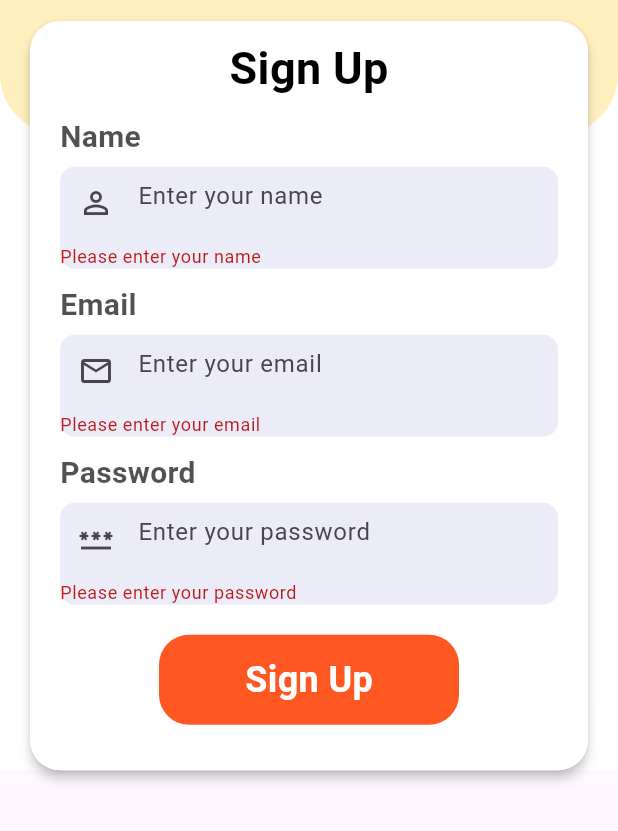
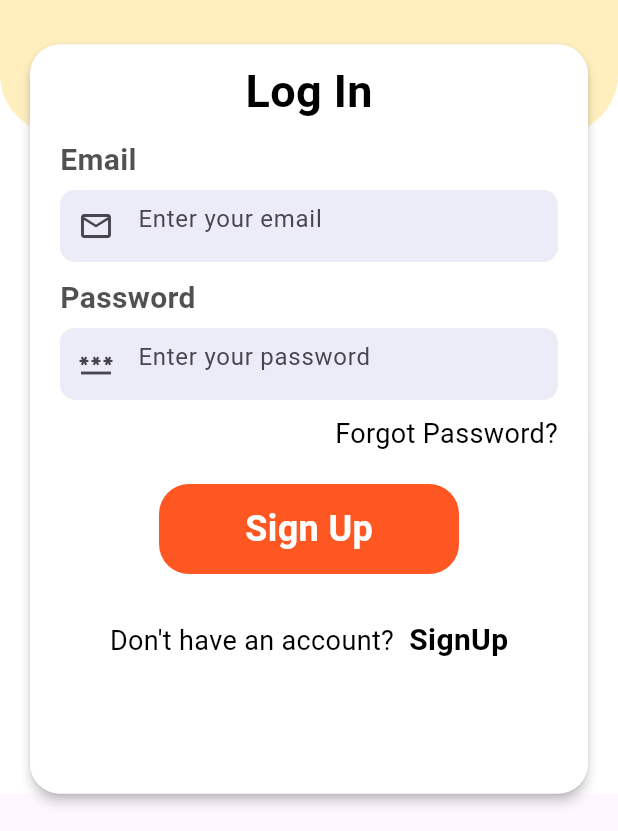
Before and after one commit to hang7749/flutter_food_delivery_app, a Flutter app: the screen it shows after launch, after a tap on "Sign Up", on a phone screen of 412 x 824 dp, the part 405-1236 px from its top. Run offline on Flutter 3.47's test engine with Material 3 defaults, Android fonts, the phone set to English and light mode, and no system bars; our stand-ins replace cloud_firestore, curved_navigation_bar, firebase_auth, firebase_core, random_string, shared_preferences; accounts and stored records are empty; network calls fail.

Commit message:
login function

```diff
--- a/lib/main.dart
+++ b/lib/main.dart
@@ -40,7 +40,7 @@ class MyApp extends StatelessWidget {
         colorScheme: ColorScheme.fromSeed(seedColor: Colors.deepPurple),
         useMaterial3: true,
       ),
-      home: SignUp(),
+      home: Login(),
     );
   }
 }
--- a/lib/pages/login.dart
+++ b/lib/pages/login.dart
@@ -1,4 +1,7 @@
+import 'package:firebase_auth/firebase_auth.dart';
+import 'package:firebase_core/firebase_core.dart';
 import 'package:flutter/material.dart';
+import 'package:food_delivery_app/pages/bottom_nav.dart';
 import 'package:food_delivery_app/pages/signup.dart';
 import 'package:food_delivery_app/services/widget_support.dart';
 
@@ -10,6 +13,84 @@ class Login extends StatefulWidget {
 }
 
 class _LoginState extends State<Login> {
+
+  String? email, password;
+  TextEditingController emailController = TextEditingController();
+  TextEditingController passwordController = TextEditingController();
+
+  final _formKey = GlobalKey<FormState>();
+
+  userLogin() async {
+    try {
+
+      await FirebaseAuth.instance.signInWithEmailAndPassword(email: email!, password: password!);
+
+      ScaffoldMessenger.of(context).showSnackBar(
+        SnackBar(
+          backgroundColor: Colors.green,
+          content: Text(
+            "User Login Successfully",
+            style: TextStyle(
+              fontSize: 18,
+              fontWeight: FontWeight.bold,
+              color: Colors.white,
+            ),
+          ),
+          duration: Duration(seconds: 4),
+        ),
+      );
+
+      Navigator.push(
+        context,
+        MaterialPageRoute(
+          builder: (context) => BottomNav(),
+        ),
+      );
+
+    } on FirebaseException catch (e) {
+      if (e.code == 'user-not-found') {
+        ScaffoldMessenger.of(context).showSnackBar(
+          SnackBar(
+            content: Text(
+              "No user found for that email.",
+              style: TextStyle(
+                fontSize: 18,
+                backgroundColor: Colors.red,
+                color: Colors.white,
+              ),
+            ),
+          ),
+        );
+      } else if (e.code == 'wrong-password') {
+        ScaffoldMessenger.of(context).showSnackBar(
+          SnackBar(
+            content: Text(
+              "Wrong password provided for that user.",
+              style: TextStyle(
+                fontSize: 18,
+                backgroundColor: Colors.red,
+                color: Colors.white,
+              ),
+            ),
+          ),
+        );
+      } else if (e.code == 'invalid-email') {
+        ScaffoldMessenger.of(context).showSnackBar(
+          SnackBar(
+            content: Text(
+              "The email address is badly formatted.",
+              style: TextStyle(
+                fontSize: 18,
+                backgroundColor: Colors.red,
+                color: Colors.white,
+              ),
+            ),
+          ),
+        );
+      }
+    }
+  }
+
   @override
   Widget build(BuildContext context) {
     return Scaffold(
@@ -88,6 +169,7 @@ class _LoginState extends State<Login> {
                             borderRadius: BorderRadius.circular(10),
                           ),
                           child: TextField(
+                            controller: emailController,
                             decoration: InputDecoration(
                               border: InputBorder.none,
                               hintText: "Enter your email",
@@ -110,6 +192,7 @@ class _LoginState extends State<Login> {
                           ),
                           child: TextField(
                             obscureText: true,
+                            controller: passwordController,
                             decoration: InputDecoration(
                               border: InputBorder.none,
                               hintText: "Enter your password",
@@ -130,7 +213,28 @@ class _LoginState extends State<Login> {
                           ],
                         ),
                         const SizedBox(height: 20),
-                        Center(
+                        GestureDetector(
+                          onTap: () {
+                            email = emailController.text.trim();
+                            password = passwordController.text.trim();
+                            if (email != null && password != null) {
+                              userLogin();
+                            } else {
+                              ScaffoldMessenger.of(context).showSnackBar(
+                                SnackBar(
+                                  content: Text(
+                                    "Please fill in all fields.",
+                                    style: TextStyle(
+                                      fontSize: 18,
+                                      backgroundColor: Colors.red,
+                                      color: Colors.white,
+                                    ),
+                                  ),
+                                ),
+                              );
+                            }
+                          },
+                          child: Center(
                             child: Container(
                               width: 200,
                               height: 60,
@@ -142,6 +246,7 @@ class _LoginState extends State<Login> {
                                 child: Text(
                                   "Sign Up",
                                   style: AppWidget.boldWhiteTextFieldStyle(),
+                                ),
                               ),
                             ),
                           ),
--- a/lib/pages/signup.dart
+++ b/lib/pages/signup.dart
@@ -55,7 +55,7 @@ class _SignUpState extends State<SignUp> {
                 color: Colors.white,
               ),
             ),
-            duration: Duration(seconds: 2),
+            duration: Duration(seconds: 4),
           ),
         );
 
```
Lines whose indentation alone changed are shown as unchanged.
